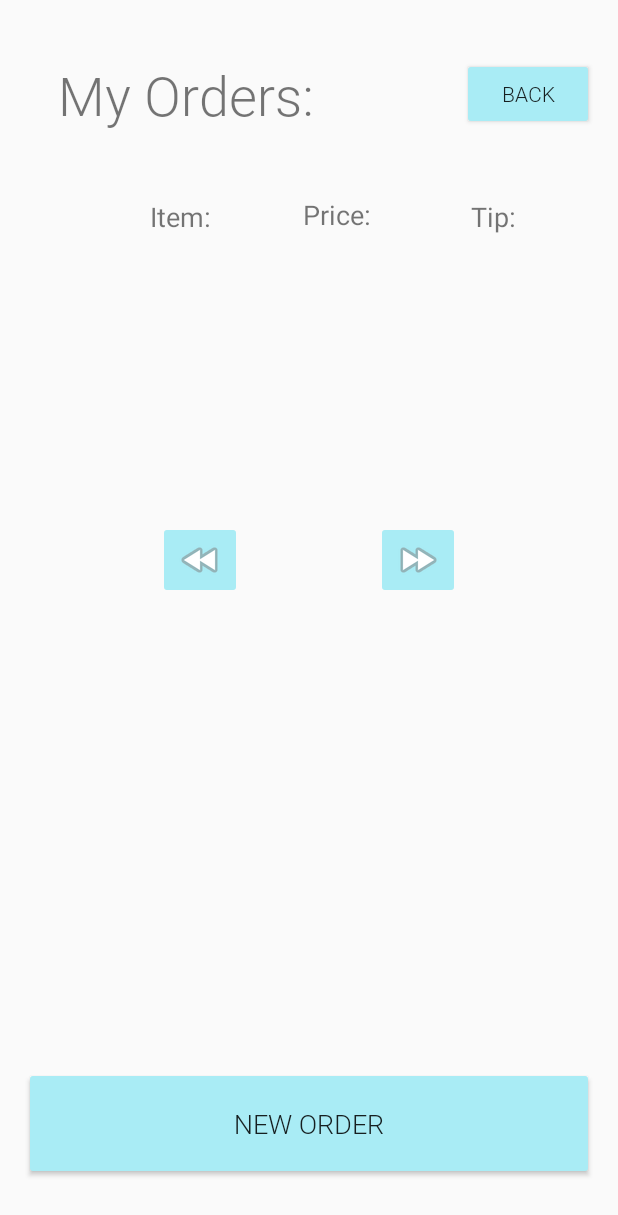
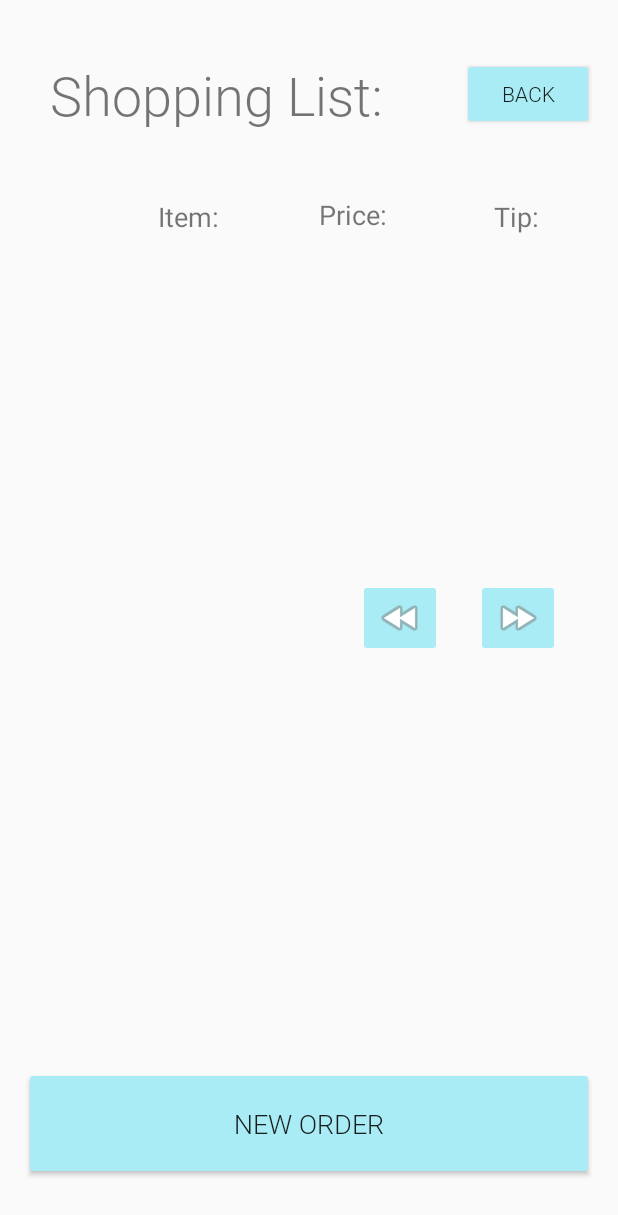
Before and after one commit to benji-li/Grocer-App, an Android app: the OrderPageActivity screen opened directly, with no data from a screen before it, on a phone screen of 412 x 824 dp. Shown: the top 1215 px of the screen. Run offline under Robolectric (Android 15) with nearby library versions, the phone set to English and light mode, and no system bars; our stand-ins replace Firebase (no records; nobody signed in at launch, a user with empty details on screens opened directly); Roboto replaces fonts that are not available here.

Commit message:
UI and theme changes

```diff
--- a/app/src/main/res/layout/activity_homepage.xml
+++ b/app/src/main/res/layout/activity_homepage.xml
@@ -15,6 +15,7 @@
         android:fontFamily="@font/roboto_light"
         android:text="@string/home"
         android:textSize="36sp"
+        app:layout_constraintBottom_toTopOf="@+id/order_image"
         app:layout_constraintEnd_toEndOf="parent"
         app:layout_constraintHorizontal_bias="0.46"
         app:layout_constraintStart_toStartOf="parent"
--- a/app/src/main/res/layout/activity_order_page.xml
+++ b/app/src/main/res/layout/activity_order_page.xml
@@ -138,6 +138,18 @@
         app:layout_constraintStart_toStartOf="@+id/item_name" />
 
     <ImageButton
+        android:id="@+id/last_order"
+        android:layout_width="wrap_content"
+        android:layout_height="wrap_content"
+        android:layout_marginStart="200dp"
+        android:backgroundTint="@color/buttonAccent"
+        app:layout_constraintBottom_toBottomOf="parent"
+        app:layout_constraintEnd_toStartOf="@+id/next_order"
+        app:layout_constraintStart_toStartOf="parent"
+        app:layout_constraintTop_toTopOf="parent"
+        app:srcCompat="@android:drawable/ic_media_rew" />
+
+    <ImageButton
         android:id="@+id/next_order"
         android:layout_width="wrap_content"
         android:layout_height="wrap_content"
@@ -147,21 +159,7 @@
         app:layout_constraintHorizontal_bias="0.5"
         app:layout_constraintStart_toEndOf="@+id/last_order"
         app:layout_constraintTop_toTopOf="parent"
-        app:layout_constraintVertical_bias="0.45"
         app:srcCompat="@android:drawable/ic_media_ff" />
-
-    <ImageButton
-        android:id="@+id/last_order"
-        android:layout_width="wrap_content"
-        android:layout_height="wrap_content"
-        android:backgroundTint="@color/buttonAccent"
-        app:layout_constraintBottom_toBottomOf="parent"
-        app:layout_constraintEnd_toStartOf="@+id/next_order"
-        app:layout_constraintHorizontal_bias="0.5"
-        app:layout_constraintStart_toStartOf="parent"
-        app:layout_constraintTop_toTopOf="parent"
-        app:layout_constraintVertical_bias="0.45"
-        app:srcCompat="@android:drawable/ic_media_rew" />
 
     <TextView
         android:id="@+id/order_appear"
--- a/app/src/main/res/values/colors.xml
+++ b/app/src/main/res/values/colors.xml
@@ -1,7 +1,7 @@
 <?xml version="1.0" encoding="utf-8"?>
 <resources>
-    <color name="colorPrimary">#6200EE</color>
-    <color name="colorPrimaryDark">#3700B3</color>
+    <color name="colorPrimary">#03DAC5</color>
+    <color name="colorPrimaryDark">#a9ecf5</color>
     <color name="colorAccent">#03DAC5</color>
     <color name="buttonAccent">#a9ecf5</color>
 </resources>
--- a/app/src/main/res/values/strings.xml
+++ b/app/src/main/res/values/strings.xml
@@ -16,7 +16,7 @@
     <string name="deliver_description">Deliver</string>
     <string name="order_description">Image for Order</string>
     <string name="home">Home</string>
-    <string name="my_orders">My Orders:</string>
+    <string name="my_orders">Shopping List:</string>
     <string name="new_order">New Order</string>
     <string name="max_price">Maximum Price Range:</string>
     <string name="delivery_tip">Delivery Tip:</string>
@@ -24,4 +24,6 @@
     <string name="back">Back</string>
     <string name="item_name">Item Name:</string>
     <string name="address">Address:</string>
+    <string name="welcome">Welcome To Grocery!</string>
+    <string name="descrip">The easy way to order and deliver!</string>
 </resources>
```
Also changed, not shown: app/src/main/res/layout/activity_main.xml (+46 -3 lines), 1 other file.
